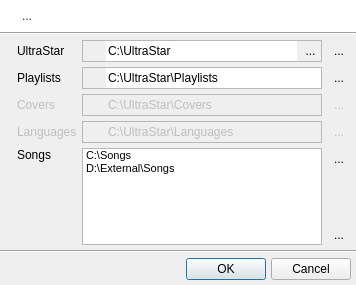
Old version of the form src/preferences/QUPathsDialog.ui in the repository UltraStar-Deluxe/UltraStar-Manager.
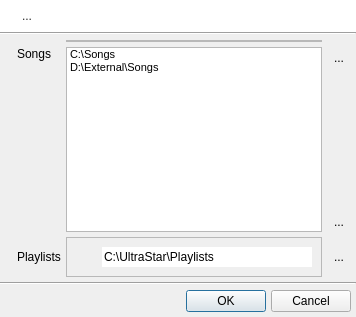
New version of the form. Icons and pictures are not drawn.

Commit message: Modernize inital path setup

```diff
--- a/src/preferences/QUPathsDialog.ui
+++ b/src/preferences/QUPathsDialog.ui
@@ -7,7 +7,7 @@
     <x>0</x>
     <y>0</y>
     <width>356</width>
-    <height>285</height>
+    <height>317</height>
    </rect>
   </property>
   <property name="windowTitle">
@@ -192,168 +192,15 @@
      <property name="spacing">
       <number>5</number>
      </property>
-     <item row="0" column="0">
-      <widget class="QLabel" name="label_2">
-       <property name="text">
-        <string/>
-       </property>
-       <property name="pixmap">
-        <pixmap resource="../resources/UltraStar-Manager.qrc">:/marks/usdx.png</pixmap>
-       </property>
-      </widget>
-     </item>
-     <item row="0" column="1">
-      <widget class="QLabel" name="usLbl">
-       <property name="text">
-        <string>UltraStar</string>
-       </property>
-      </widget>
-     </item>
-     <item row="0" column="2">
+     <item row="2" column="2">
       <widget class="QFrame" name="frame_2">
-       <property name="autoFillBackground">
-        <bool>true</bool>
-       </property>
        <property name="frameShape">
         <enum>QFrame::StyledPanel</enum>
        </property>
        <property name="frameShadow">
-        <enum>QFrame::Sunken</enum>
+        <enum>QFrame::Shadow::Raised</enum>
        </property>
        <layout class="QHBoxLayout" name="horizontalLayout">
-        <property name="spacing">
-         <number>3</number>
-        </property>
-        <property name="leftMargin">
-         <number>0</number>
-        </property>
-        <property name="topMargin">
-         <number>0</number>
-        </property>
-        <property name="rightMargin">
-         <number>0</number>
-        </property>
-        <property name="bottomMargin">
-         <number>0</number>
-        </property>
-        <item>
-         <widget class="QLabel" name="chkLblUs">
-          <property name="minimumSize">
-           <size>
-            <width>20</width>
-            <height>16</height>
-           </size>
-          </property>
-          <property name="maximumSize">
-           <size>
-            <width>20</width>
-            <height>16777215</height>
-           </size>
-          </property>
-          <property name="text">
-           <string/>
-          </property>
-          <property name="pixmap">
-           <pixmap resource="../resources/UltraStar-Manager.qrc">:/marks/path_ok.png</pixmap>
-          </property>
-          <property name="alignment">
-           <set>Qt::AlignRight|Qt::AlignTrailing|Qt::AlignVCenter</set>
-          </property>
-         </widget>
-        </item>
-        <item>
-         <widget class="QLineEdit" name="pathEditUs">
-          <property name="text">
-           <string>C:\UltraStar</string>
-          </property>
-          <property name="frame">
-           <bool>false</bool>
-          </property>
-         </widget>
-        </item>
-        <item>
-         <widget class="QToolButton" name="autoDetectBtn">
-          <property name="toolTip">
-           <string>Auto-detect other folders</string>
-          </property>
-          <property name="styleSheet">
-           <string>padding: 0;
-border-width: 0;
-margin: 0;</string>
-          </property>
-          <property name="text">
-           <string>...</string>
-          </property>
-          <property name="icon">
-           <iconset resource="../resources/UltraStar-Manager.qrc">
-            <normaloff>:/marks/wand.png</normaloff>:/marks/wand.png</iconset>
-          </property>
-          <property name="autoRaise">
-           <bool>true</bool>
-          </property>
-         </widget>
-        </item>
-       </layout>
-      </widget>
-     </item>
-     <item row="0" column="3">
-      <widget class="QToolButton" name="browseUsBtn">
-       <property name="text">
-        <string>...</string>
-       </property>
-       <property name="icon">
-        <iconset resource="../resources/UltraStar-Manager.qrc">
-         <normaloff>:/control/folder_explore.png</normaloff>:/control/folder_explore.png</iconset>
-       </property>
-       <property name="autoRaise">
-        <bool>true</bool>
-       </property>
-      </widget>
-     </item>
-     <item row="1" column="0">
-      <widget class="QLabel" name="label_8">
-       <property name="text">
-        <string/>
-       </property>
-       <property name="pixmap">
-        <pixmap resource="../resources/UltraStar-Manager.qrc">:/control/playlist.png</pixmap>
-       </property>
-      </widget>
-     </item>
-     <item row="1" column="1">
-      <widget class="QLabel" name="label_6">
-       <property name="text">
-        <string>Playlists</string>
-       </property>
-      </widget>
-     </item>
-     <item row="1" column="2">
-      <widget class="QFrame" name="frame_3">
-       <property name="autoFillBackground">
-        <bool>true</bool>
-       </property>
-       <property name="frameShape">
-        <enum>QFrame::StyledPanel</enum>
-       </property>
-       <property name="frameShadow">
-        <enum>QFrame::Sunken</enum>
-       </property>
-       <layout class="QHBoxLayout" name="horizontalLayout_2">
-        <property name="spacing">
-         <number>3</number>
-        </property>
-        <property name="leftMargin">
-         <number>0</number>
-        </property>
-        <property name="topMargin">
-         <number>0</number>
-        </property>
-        <property name="rightMargin">
-         <number>0</number>
-        </property>
-        <property name="bottomMargin">
-         <number>0</number>
-        </property>
         <item>
          <widget class="QLabel" name="chkLblPlaylist">
           <property name="minimumSize">
@@ -392,260 +239,7 @@
        </layout>
       </widget>
      </item>
-     <item row="1" column="3">
-      <widget class="QToolButton" name="browsePlaylistBtn">
-       <property name="text">
-        <string>...</string>
-       </property>
-       <property name="icon">
-        <iconset resource="../resources/UltraStar-Manager.qrc">
-         <normaloff>:/control/folder_explore.png</normaloff>:/control/folder_explore.png</iconset>
-       </property>
-       <property name="autoRaise">
-        <bool>true</bool>
-       </property>
-      </widget>
-     </item>
-     <item row="2" column="0">
-      <widget class="QLabel" name="label_11">
-       <property name="enabled">
-        <bool>false</bool>
-       </property>
-       <property name="text">
-        <string/>
-       </property>
-       <property name="pixmap">
-        <pixmap resource="../resources/UltraStar-Manager.qrc">:/types/cover.png</pixmap>
-       </property>
-      </widget>
-     </item>
-     <item row="2" column="1">
-      <widget class="QLabel" name="label_9">
-       <property name="enabled">
-        <bool>false</bool>
-       </property>
-       <property name="text">
-        <string>Covers</string>
-       </property>
-      </widget>
-     </item>
-     <item row="2" column="2">
-      <widget class="QFrame" name="frame_4">
-       <property name="enabled">
-        <bool>false</bool>
-       </property>
-       <property name="autoFillBackground">
-        <bool>true</bool>
-       </property>
-       <property name="frameShape">
-        <enum>QFrame::StyledPanel</enum>
-       </property>
-       <property name="frameShadow">
-        <enum>QFrame::Sunken</enum>
-       </property>
-       <layout class="QHBoxLayout" name="horizontalLayout_3">
-        <property name="spacing">
-         <number>3</number>
-        </property>
-        <property name="leftMargin">
-         <number>0</number>
-        </property>
-        <property name="topMargin">
-         <number>0</number>
-        </property>
-        <property name="rightMargin">
-         <number>0</number>
-        </property>
-        <property name="bottomMargin">
-         <number>0</number>
-        </property>
-        <item>
-         <widget class="QLabel" name="chkLblCover">
-          <property name="minimumSize">
-           <size>
-            <width>20</width>
-            <height>16</height>
-           </size>
-          </property>
-          <property name="maximumSize">
-           <size>
-            <width>20</width>
-            <height>16777215</height>
-           </size>
-          </property>
-          <property name="text">
-           <string/>
-          </property>
-          <property name="pixmap">
-           <pixmap resource="../resources/UltraStar-Manager.qrc">:/marks/path_ok.png</pixmap>
-          </property>
-          <property name="alignment">
-           <set>Qt::AlignRight|Qt::AlignTrailing|Qt::AlignVCenter</set>
-          </property>
-         </widget>
-        </item>
-        <item>
-         <widget class="QLineEdit" name="pathEditCover">
-          <property name="text">
-           <string>C:\UltraStar\Covers</string>
-          </property>
-          <property name="frame">
-           <bool>false</bool>
-          </property>
-         </widget>
-        </item>
-       </layout>
-      </widget>
-     </item>
-     <item row="2" column="3">
-      <widget class="QToolButton" name="browseCoverBtn">
-       <property name="enabled">
-        <bool>false</bool>
-       </property>
-       <property name="text">
-        <string>...</string>
-       </property>
-       <property name="icon">
-        <iconset resource="../resources/UltraStar-Manager.qrc">
-         <normaloff>:/control/folder_explore.png</normaloff>:/control/folder_explore.png</iconset>
-       </property>
-       <property name="autoRaise">
-        <bool>true</bool>
-       </property>
-      </widget>
-     </item>
-     <item row="3" column="0">
-      <widget class="QLabel" name="label_14">
-       <property name="enabled">
-        <bool>false</bool>
-       </property>
-       <property name="text">
-        <string/>
-       </property>
-       <property name="pixmap">
-        <pixmap resource="../resources/UltraStar-Manager.qrc">:/types/language.png</pixmap>
-       </property>
-      </widget>
-     </item>
-     <item row="3" column="1">
-      <widget class="QLabel" name="label_12">
-       <property name="enabled">
-        <bool>false</bool>
-       </property>
-       <property name="text">
-        <string>Languages</string>
-       </property>
-      </widget>
-     </item>
-     <item row="3" column="2">
-      <widget class="QFrame" name="frame_5">
-       <property name="enabled">
-        <bool>false</bool>
-       </property>
-       <property name="autoFillBackground">
-        <bool>true</bool>
-       </property>
-       <property name="frameShape">
-        <enum>QFrame::StyledPanel</enum>
-       </property>
-       <property name="frameShadow">
-        <enum>QFrame::Sunken</enum>
-       </property>
-       <layout class="QHBoxLayout" name="horizontalLayout_4">
-        <property name="spacing">
-         <number>3</number>
-        </property>
-        <property name="leftMargin">
-         <number>0</number>
-        </property>
-        <property name="topMargin">
-         <number>0</number>
-        </property>
-        <property name="rightMargin">
-         <number>0</number>
-        </property>
-        <property name="bottomMargin">
-         <number>0</number>
-        </property>
-        <item>
-         <widget class="QLabel" name="chkLblLang">
-          <property name="minimumSize">
-           <size>
-            <width>20</width>
-            <height>16</height>
-           </size>
-          </property>
-          <property name="maximumSize">
-           <size>
-            <width>20</width>
-            <height>16777215</height>
-           </size>
-          </property>
-          <property name="text">
-           <string/>
-          </property>
-          <property name="pixmap">
-           <pixmap resource="../resources/UltraStar-Manager.qrc">:/marks/path_ok.png</pixmap>
-          </property>
-          <property name="alignment">
-           <set>Qt::AlignRight|Qt::AlignTrailing|Qt::AlignVCenter</set>
-          </property>
-         </widget>
-        </item>
-        <item>
-         <widget class="QLineEdit" name="pathEditLang">
-          <property name="text">
-           <string>C:\UltraStar\Languages</string>
-          </property>
-          <property name="frame">
-           <bool>false</bool>
-          </property>
-         </widget>
-        </item>
-       </layout>
-      </widget>
-     </item>
-     <item row="3" column="3">
-      <widget class="QToolButton" name="browseLangBtn">
-       <property name="enabled">
-        <bool>false</bool>
-       </property>
-       <property name="text">
-        <string>...</string>
-       </property>
-       <property name="icon">
-        <iconset resource="../resources/UltraStar-Manager.qrc">
-         <normaloff>:/control/folder_explore.png</normaloff>:/control/folder_explore.png</iconset>
-       </property>
-       <property name="autoRaise">
-        <bool>true</bool>
-       </property>
-      </widget>
-     </item>
-     <item row="4" column="0">
-      <widget class="QLabel" name="label_4">
-       <property name="text">
-        <string/>
-       </property>
-       <property name="pixmap">
-        <pixmap resource="../resources/UltraStar-Manager.qrc">:/control/folder_note.png</pixmap>
-       </property>
-       <property name="alignment">
-        <set>Qt::AlignLeading|Qt::AlignLeft|Qt::AlignTop</set>
-       </property>
-      </widget>
-     </item>
-     <item row="4" column="1">
-      <widget class="QLabel" name="label_5">
-       <property name="text">
-        <string>Songs</string>
-       </property>
-       <property name="alignment">
-        <set>Qt::AlignLeading|Qt::AlignLeft|Qt::AlignTop</set>
-       </property>
-      </widget>
-     </item>
-     <item row="4" column="2">
+     <item row="1" column="2">
       <widget class="QListWidget" name="songPathList">
        <property name="font">
         <font>
@@ -685,7 +279,17 @@
        </item>
       </widget>
      </item>
-     <item row="4" column="3">
+     <item row="1" column="1">
+      <widget class="QLabel" name="label_5">
+       <property name="text">
+        <string>Songs</string>
+       </property>
+       <property name="alignment">
+        <set>Qt::AlignmentFlag::AlignLeading|Qt::AlignmentFlag::AlignLeft|Qt::AlignmentFlag::AlignTop</set>
+       </property>
+      </widget>
+     </item>
+     <item row="1" column="3">
       <layout class="QVBoxLayout" name="verticalLayout">
        <property name="spacing">
         <number>0</number>
@@ -733,6 +337,83 @@
        </item>
       </layout>
      </item>
+     <item row="2" column="0">
+      <widget class="QLabel" name="label_8">
+       <property name="text">
+        <string/>
+       </property>
+       <property name="pixmap">
+        <pixmap resource="../resources/UltraStar-Manager.qrc">:/control/playlist.png</pixmap>
+       </property>
+      </widget>
+     </item>
+     <item row="0" column="2">
+      <widget class="QFrame" name="frame_4">
+       <property name="enabled">
+        <bool>false</bool>
+       </property>
+       <property name="autoFillBackground">
+        <bool>true</bool>
+       </property>
+       <property name="frameShape">
+        <enum>QFrame::Shape::StyledPanel</enum>
+       </property>
+       <property name="frameShadow">
+        <enum>QFrame::Shadow::Sunken</enum>
+       </property>
+       <layout class="QHBoxLayout" name="horizontalLayout_3">
+        <property name="spacing">
+         <number>3</number>
+        </property>
+        <property name="leftMargin">
+         <number>0</number>
+        </property>
+        <property name="topMargin">
+         <number>0</number>
+        </property>
+        <property name="rightMargin">
+         <number>0</number>
+        </property>
+        <property name="bottomMargin">
+         <number>0</number>
+        </property>
+       </layout>
+      </widget>
+     </item>
+     <item row="1" column="0">
+      <widget class="QLabel" name="label_4">
+       <property name="text">
+        <string/>
+       </property>
+       <property name="pixmap">
+        <pixmap resource="../resources/UltraStar-Manager.qrc">:/control/folder_note.png</pixmap>
+       </property>
+       <property name="alignment">
+        <set>Qt::AlignmentFlag::AlignLeading|Qt::AlignmentFlag::AlignLeft|Qt::AlignmentFlag::AlignTop</set>
+       </property>
+      </widget>
+     </item>
+     <item row="2" column="1">
+      <widget class="QLabel" name="label_6">
+       <property name="text">
+        <string>Playlists</string>
+       </property>
+      </widget>
+     </item>
+     <item row="2" column="3">
+      <widget class="QToolButton" name="browsePlaylistBtn">
+       <property name="text">
+        <string>...</string>
+       </property>
+       <property name="icon">
+        <iconset resource="../resources/UltraStar-Manager.qrc">
+         <normaloff>:/control/folder_explore.png</normaloff>:/control/folder_explore.png</iconset>
+       </property>
+       <property name="autoRaise">
+        <bool>true</bool>
+       </property>
+      </widget>
+     </item>
     </layout>
    </item>
    <item>
```
Left out of the diff: 22 changed lines with no effect on the pictures. The commit also changes 32 other files.
